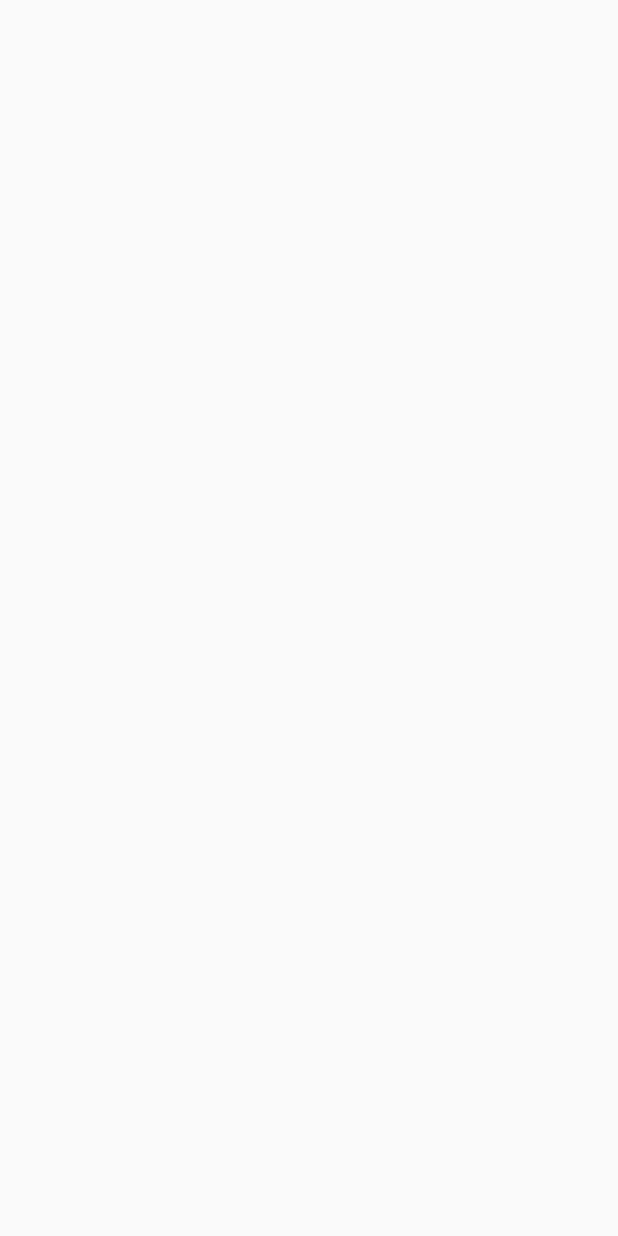
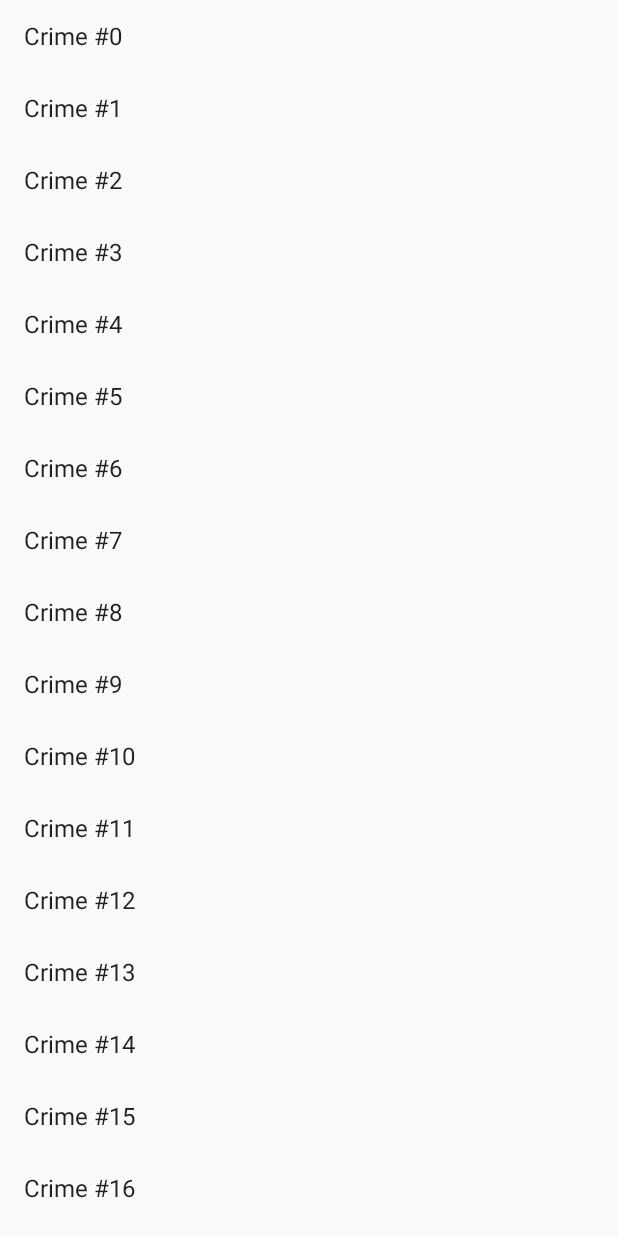
Before and after one commit to Dimcooo/criminal-intent-app, an Android app: the screen it shows after launch (CrimeListActivity), on a phone screen of 412 x 824 dp. Before the commit the screen is empty. Run offline under Robolectric (Android 15) with nearby library versions, the phone set to English and light mode, and no system bars.

Commit message:
Added RecyclerView

```diff
--- a/CriminalIntent/app/build.gradle
+++ b/CriminalIntent/app/build.gradle
@@ -22,6 +22,7 @@ dependencies {
     implementation fileTree(dir: 'libs', include: ['*.jar'])
     implementation 'com.android.support:appcompat-v7:28.0.0'
     implementation 'com.android.support:support-v4:28.0.0'
+    implementation 'com.android.support:recyclerview-v7:28.0.0'
     implementation 'com.android.support.constraint:constraint-layout:1.1.3'
     testImplementation 'junit:junit:4.12'
     androidTestImplementation 'com.android.support.test:runner:1.0.2'
--- a/CriminalIntent/app/src/main/java/com/dimco/criminalintent/entity/CrimeLab.java
+++ b/CriminalIntent/app/src/main/java/com/dimco/criminalintent/entity/CrimeLab.java
@@ -8,6 +8,11 @@ import java.util.UUID;
 
 public class CrimeLab {
     private static CrimeLab crimeLab;
+
+    public List<Crime> getCrimes() {
+        return crimes;
+    }
+
     private List<Crime> crimes;
 
     public static CrimeLab getCrimeLab(Context context) {
--- a/CriminalIntent/app/src/main/java/com/dimco/criminalintent/fragment/CrimeListFragment.java
+++ b/CriminalIntent/app/src/main/java/com/dimco/criminalintent/fragment/CrimeListFragment.java
@@ -1,6 +1,77 @@
 package com.dimco.criminalintent.fragment;
 
+import android.os.Bundle;
+import android.support.annotation.NonNull;
+import android.support.annotation.Nullable;
 import android.support.v4.app.Fragment;
+import android.support.v7.widget.LinearLayoutManager;
+import android.support.v7.widget.RecyclerView;
+import android.view.LayoutInflater;
+import android.view.View;
+import android.view.ViewGroup;
+import android.widget.TextView;
+
+import com.dimco.criminalintent.R;
+import com.dimco.criminalintent.entity.Crime;
+import com.dimco.criminalintent.entity.CrimeLab;
+
+import java.util.List;
 
 public class CrimeListFragment extends Fragment {
+    private RecyclerView crimeRecyclerView;
+
+    @Nullable
+    @Override
+    public View onCreateView(@NonNull LayoutInflater inflater, @Nullable ViewGroup container, @Nullable Bundle savedInstanceState) {
+        View view = inflater.inflate(R.layout.fragment_crime_list, container, false);
+        crimeRecyclerView = view.findViewById(R.id.crime_recycler_view);
+        crimeRecyclerView.setLayoutManager(new LinearLayoutManager(getActivity()));
+
+        updateUi();
+        return view;
+    }
+
+    private void updateUi() {
+        CrimeLab crimeLab = CrimeLab.getCrimeLab(getActivity());
+        List<Crime> crimes = crimeLab.getCrimes();
+        CrimeAdapter adapter = new CrimeAdapter(crimes);
+        crimeRecyclerView.setAdapter(adapter);
+    }
+
+    private class CrimeHolder extends RecyclerView.ViewHolder {
+        private TextView textView;
+
+        public CrimeHolder(@NonNull View itemView) {
+            super(itemView);
+            textView = (TextView) itemView;
+        }
+    }
+
+    private class CrimeAdapter extends RecyclerView.Adapter<CrimeHolder> {
+        private List<Crime> crimes;
+
+        public CrimeAdapter(List<Crime> crimes) {
+            this.crimes = crimes;
+        }
+
+        @NonNull
+        @Override
+        public CrimeHolder onCreateViewHolder(@NonNull ViewGroup viewGroup, int i) {
+            LayoutInflater layoutInflater = LayoutInflater.from(getActivity());
+            View view = layoutInflater.inflate(android.R.layout.simple_list_item_1, viewGroup, false);
+
+            return new CrimeHolder(view);
+        }
+
+        @Override
+        public void onBindViewHolder(@NonNull CrimeHolder crimeHolder, int position) {
+            Crime crime = crimes.get(position);
+            crimeHolder.textView.setText(crime.getTitle());
+        }
+
+        @Override
+        public int getItemCount() {
+            return crimes.size();
+        }
+    }
 }
--- /dev/null
+++ b/CriminalIntent/app/src/main/res/layout/fragment_crime_list.xml
@@ -0,0 +1,7 @@
+<?xml version="1.0" encoding="utf-8"?>
+<android.support.v7.widget.RecyclerView xmlns:android="http://schemas.android.com/apk/res/android"
+    android:id="@+id/crime_recycler_view"
+    android:layout_width="match_parent"
+    android:layout_height="match_parent">
+
+</android.support.v7.widget.RecyclerView>
```
